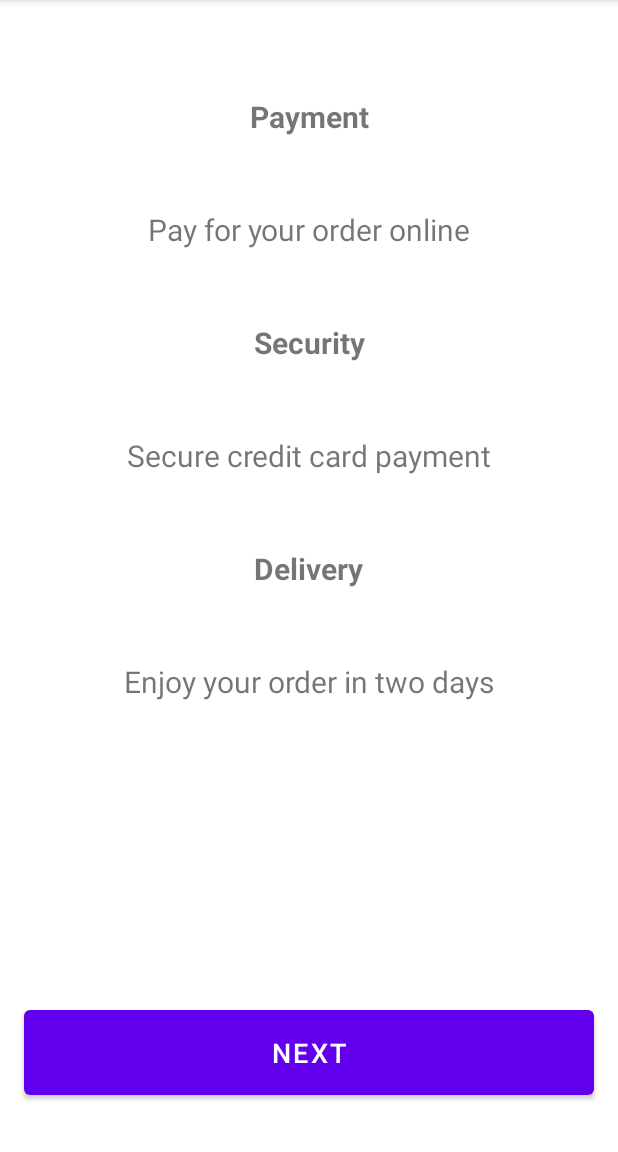
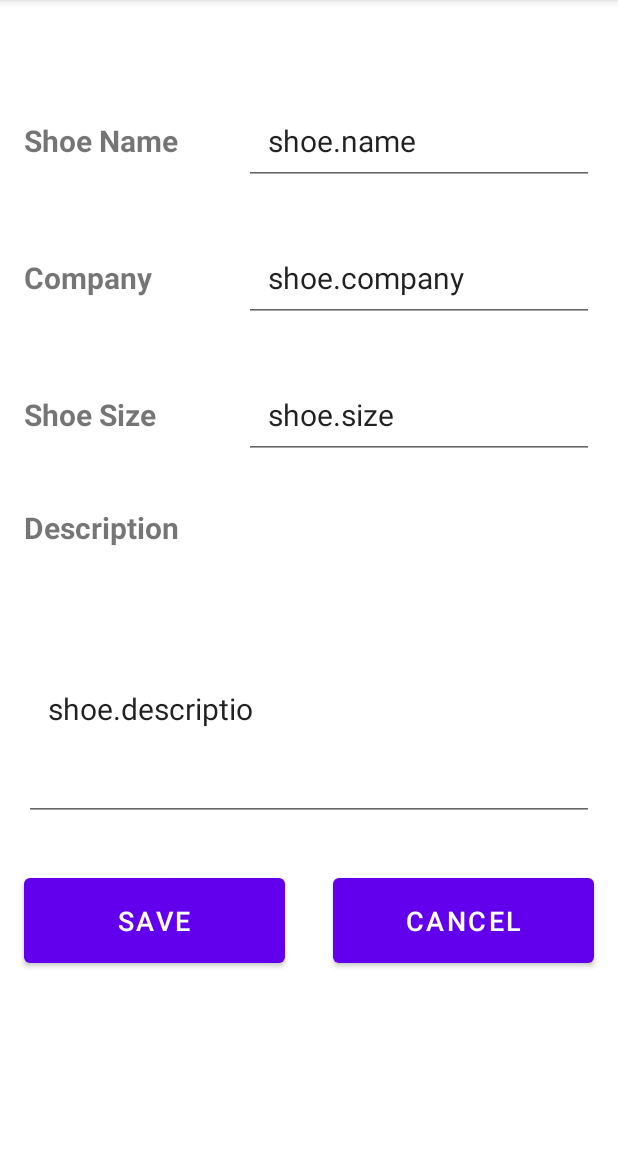
Before and after one commit to HappySolutions/Shoe-Store-Task, an Android app: the InstructionsFragment screen opened through its navigation route, on a phone screen of 412 x 824 dp, the part 84-1236 px from its top. Run offline under Robolectric (Android 15) with nearby library versions, the phone set to English and light mode, and no system bars; our stand-ins replace data binding; 1 statement that could not run was skipped.

Commit message:
update to fix databinding

```diff
--- a/app/build.gradle
+++ b/app/build.gradle
@@ -68,5 +68,5 @@ dependencies {
     androidTestImplementation 'androidx.test.espresso:espresso-core:3.5.0'
 
     implementation 'com.airbnb.android:lottie:5.2.0'
-
+    implementation 'androidx.lifecycle:lifecycle-extensions:2.2.0'
 }
--- a/app/src/main/java/com/example/shoestoretask/MainActivity.kt
+++ b/app/src/main/java/com/example/shoestoretask/MainActivity.kt
@@ -1,23 +1,26 @@
 package com.example.shoestoretask
 
 import android.os.Bundle
-import android.widget.Toast
+import android.util.Log
 import androidx.appcompat.app.AppCompatActivity
 import androidx.databinding.DataBindingUtil
 import androidx.databinding.ViewDataBinding
-import com.example.shoestoretask.R
-import com.example.shoestoretask.databinding.ActivityMainBinding
+import androidx.lifecycle.ViewModelProvider
 import com.google.android.material.dialog.MaterialAlertDialogBuilder
 
 class MainActivity : AppCompatActivity() {
-    private var backPressedTime: Long = 0
-    private var backToast: Toast? = null
-
+  private lateinit var viewModel: ShoeViewModel
     override fun onCreate(savedInstanceState: Bundle?) {
         super.onCreate(savedInstanceState)
         val binding = DataBindingUtil.setContentView<ViewDataBinding>(this, R.layout.activity_main)
-       // DataBindingUtil.setContentView<ActivityMainBinding>(this, R.layout.activity_main)
-        }
+        Log.i("MainActivity", "call view-modelProvider")
+
+        viewModel = ViewModelProvider(this)[ShoeViewModel::class.java]
+
+
+    }
+
+
     //handle when user press back button
     override fun onBackPressed() {
         showAppClosingDialog()
--- a/app/src/main/java/com/example/shoestoretask/ShoeViewModel.kt
+++ b/app/src/main/java/com/example/shoestoretask/ShoeViewModel.kt
@@ -1,5 +1,6 @@
 package com.example.shoestoretask
 
+import android.util.Log
 import androidx.lifecycle.MutableLiveData
 import androidx.lifecycle.ViewModel
 import com.example.shoestoretask.models.Shoe
@@ -7,6 +8,12 @@ import com.example.shoestoretask.models.Shoe
 class ShoeViewModel : ViewModel() {
     val shoeListLiveData = MutableLiveData<ArrayList<Shoe>>()
     var shoeList = ArrayList<Shoe>()
+    init{
+        Log.i("ShoeViewmodel", "ShoeViewmodel created")
+    }
 
-
+    override fun onCleared() {
+        super.onCleared()
+        Log.i("ShoeViewmodel", "ShoeViewmodel destroid")
+    }
 }
--- a/app/src/main/java/com/example/shoestoretask/screens/instructions/InstructionsFragment.kt
+++ b/app/src/main/java/com/example/shoestoretask/screens/instructions/InstructionsFragment.kt
@@ -5,7 +5,12 @@ import androidx.fragment.app.Fragment
 import android.view.LayoutInflater
 import android.view.View
 import android.view.ViewGroup
+import androidx.databinding.DataBindingUtil
+import androidx.databinding.ViewDataBinding
+import androidx.navigation.Navigation
 import com.example.shoestoretask.R
+import com.example.shoestoretask.databinding.FragmentInstructionsBinding
+import com.example.shoestoretask.databinding.FragmentShoeDetailsBinding
 
 
 class InstructionsFragment : Fragment() {
@@ -15,7 +20,14 @@ class InstructionsFragment : Fragment() {
         savedInstanceState: Bundle?
     ): View? {
         // Inflate the layout for this fragment
-        return inflater.inflate(R.layout.fragment_instructions, container, false)
+        val binding: FragmentShoeDetailsBinding? =
+            DataBindingUtil.inflate(inflater, R.layout.fragment_shoe_details,
+                container, false)
+//        binding.instNxtBtn.setOnClickListener(
+//            Navigation.createNavigateOnClickListener(R.id.action_instructionsFragment_to_shoeListFragment)
+  //      )
+
+        return binding?.root
     }
 
 }
--- a/app/src/main/java/com/example/shoestoretask/screens/shoeDetails/ShoeDetailsFragment.kt
+++ b/app/src/main/java/com/example/shoestoretask/screens/shoeDetails/ShoeDetailsFragment.kt
@@ -6,18 +6,20 @@ import android.view.LayoutInflater
 import android.view.View
 import android.view.ViewGroup
 import androidx.databinding.DataBindingUtil
+import androidx.databinding.ViewDataBinding
 import com.example.shoestoretask.R
 import com.example.shoestoretask.databinding.FragmentShoeDetailsBinding
 
 
 class ShoeDetailsFragment : Fragment() {
+
     override fun onCreateView(
         inflater: LayoutInflater, container: ViewGroup?,
         savedInstanceState: Bundle?
     ): View? {
         // Inflate the layout for this fragment
         val binding: FragmentShoeDetailsBinding? =
-            DataBindingUtil.inflate(inflater, R.layout.fragment_login,
+            DataBindingUtil.inflate(inflater, R.layout.fragment_shoe_details,
                 container, false)
     return binding?.root
     }
--- a/app/src/main/res/layout/fragment_instructions.xml
+++ b/app/src/main/res/layout/fragment_instructions.xml
@@ -1,8 +1,6 @@
 <?xml version="1.0" encoding="utf-8"?>
-<FrameLayout xmlns:android="http://schemas.android.com/apk/res/android"
+<layout xmlns:android="http://schemas.android.com/apk/res/android"
     xmlns:tools="http://schemas.android.com/tools"
-    android:layout_width="match_parent"
-    android:layout_height="match_parent"
     xmlns:app="http://schemas.android.com/apk/res-auto"
     tools:context=".screens.instructions.InstructionsFragment">
 
@@ -88,4 +86,4 @@
             app:layout_constraintTop_toBottomOf="@+id/deltTxt" />
     </androidx.constraintlayout.widget.ConstraintLayout>
 
-</FrameLayout>
+</layout>
--- a/app/src/main/res/layout/fragment_shoe_list.xml
+++ b/app/src/main/res/layout/fragment_shoe_list.xml
@@ -1,8 +1,6 @@
 <?xml version="1.0" encoding="utf-8"?>
-<FrameLayout xmlns:android="http://schemas.android.com/apk/res/android"
+<layout xmlns:android="http://schemas.android.com/apk/res/android"
     xmlns:tools="http://schemas.android.com/tools"
-    android:layout_width="match_parent"
-    android:layout_height="match_parent"
     xmlns:app="http://schemas.android.com/apk/res-auto"
     tools:context=".screens.shoeList.ShoeListFragment">
 
@@ -42,4 +40,4 @@
 
     </androidx.constraintlayout.widget.ConstraintLayout>
 
-</FrameLayout>
+</layout>
--- a/app/src/main/res/layout/fragment_welcome.xml
+++ b/app/src/main/res/layout/fragment_welcome.xml
@@ -1,8 +1,6 @@
 <?xml version="1.0" encoding="utf-8"?>
-<FrameLayout xmlns:android="http://schemas.android.com/apk/res/android"
+<layout xmlns:android="http://schemas.android.com/apk/res/android"
     xmlns:tools="http://schemas.android.com/tools"
-    android:layout_width="match_parent"
-    android:layout_height="match_parent"
     xmlns:app="http://schemas.android.com/apk/res-auto"
     tools:context=".screens.welcome.WelcomeFragment">
 
@@ -62,4 +60,4 @@
 
     </androidx.constraintlayout.widget.ConstraintLayout>
 
-</FrameLayout>
+</layout>
```
Also changed, not shown: app/src/main/java/com/example/shoestoretask/screens/shoeList/ShoeListFragment.kt (+6 -1 lines).
